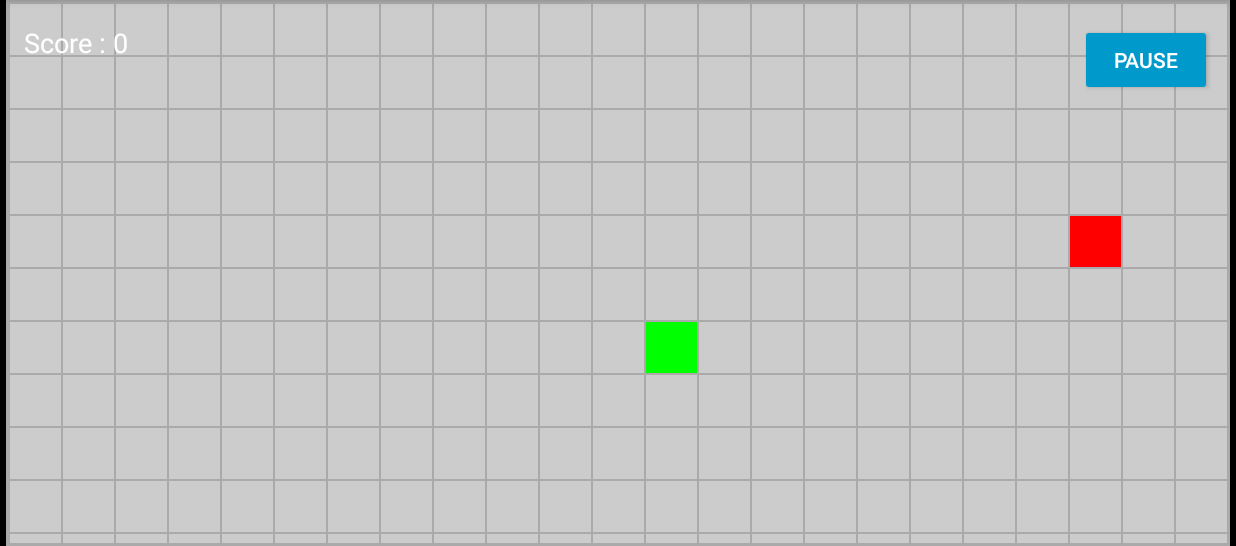
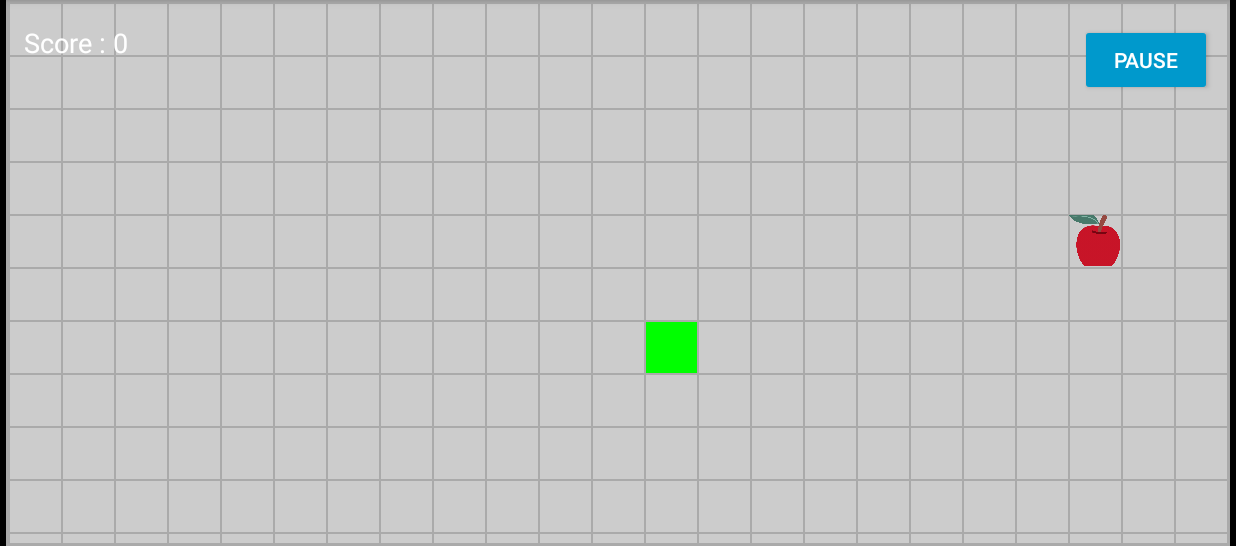
Before and after one commit to Ursanne-Salomon/salours_snake, an Android app built with Jetpack Compose: the screen it shows after launch (MainActivity), on a phone screen of 824 x 412 dp (held sideways), the part 72-618 px from its top. Run offline under Robolectric (Android 15) with nearby library versions, the phone set to English and light mode, and no system bars.

Commit message:
ajout d'une image de pomme pour remplacer le carrée rouge

```diff
--- a/app/src/main/java/com/example/snake/MainActivity.java
+++ b/app/src/main/java/com/example/snake/MainActivity.java
@@ -8,6 +8,7 @@ import android.hardware.SensorEventListener;
 import android.hardware.SensorManager;
 import android.os.Bundle;
 import android.widget.Button;
+import android.widget.ImageView;
 import android.widget.TextView;
 
 import androidx.appcompat.app.AppCompatActivity;
@@ -41,7 +42,8 @@ public class MainActivity extends AppCompatActivity implements SensorEventListen
 
     private int appleRow = -1; // Position de la pomme
     private int appleColumn = -1;
-    private TextView appleCell;
+
+    private ImageView appleCell;
 
     private Random random;
 
@@ -285,13 +287,20 @@ public class MainActivity extends AppCompatActivity implements SensorEventListen
     private void initializeApple() {
         GridLayout gridLayout = findViewById(R.id.grid_layout);
 
-        appleCell = new TextView(this);
-        appleCell.setBackgroundColor(Color.RED);
-        appleCell.setWidth(cellSize);
-        appleCell.setHeight(cellSize);
+        // On crée un ImageView à la place d'un TextView
+        appleCell = new ImageView(this);
+        appleCell.setImageResource(R.drawable.apple);
+        appleCell.setScaleType(ImageView.ScaleType.CENTER_CROP);
+
+        // On peut ajuster la taille via LayoutParams
+        GridLayout.LayoutParams appleParams = new GridLayout.LayoutParams();
+        appleParams.width = cellSize;
+        appleParams.height = cellSize;
+        appleCell.setLayoutParams(appleParams);
 
         spawnApple(gridLayout);
     }
+
 
     /**
      * Génère une nouvelle position pour la pomme.
@@ -302,17 +311,23 @@ public class MainActivity extends AppCompatActivity implements SensorEventListen
         appleRow = random.nextInt(rowCount);
         appleColumn = random.nextInt(columnCount);
 
+        // Créer les LayoutParams pour la position dans la grille
         GridLayout.LayoutParams appleParams = new GridLayout.LayoutParams();
         appleParams.rowSpec = GridLayout.spec(appleRow);
         appleParams.columnSpec = GridLayout.spec(appleColumn);
+        appleParams.width = cellSize;
+        appleParams.height = cellSize;
 
+        // Retirer l'ancienne vue si elle existe déjà
+        gridLayout.removeView(appleCell);
 
-        appleParams.setMargins(1, 1, 1, 1);
+        // Appliquer les params à l’ImageView
         appleCell.setLayoutParams(appleParams);
 
-        gridLayout.removeView(appleCell);
+        // Ajouter au GridLayout
         gridLayout.addView(appleCell);
     }
+
 
     /**
      * Initialise le capteur d'accéléromètre.
@@ -441,9 +456,11 @@ public class MainActivity extends AppCompatActivity implements SensorEventListen
     private void endGame() {
         isGameOver = true;
 
+        // Ajouter un fond gris en superposition
         GridLayout gridLayout = findViewById(R.id.grid_layout);
-        gridLayout.setBackgroundColor(Color.argb(150, 0, 0, 0));
+        gridLayout.setBackgroundColor(Color.argb(150, 0, 0, 0));  // Filtre gris semi-transparent
 
+        // Ajouter le texte "Vous avez perdu !" au centre de l'écran
         TextView gameOverText = new TextView(this);
         gameOverText.setText("Vous avez perdu !");
         gameOverText.setTextSize(30);
@@ -455,12 +472,9 @@ public class MainActivity extends AppCompatActivity implements SensorEventListen
         params.rowSpec = GridLayout.spec(GridLayout.UNDEFINED, 1f);
         params.columnSpec = GridLayout.spec(GridLayout.UNDEFINED, 1f);
         params.setMargins(10, 10, 10, 10);
+
         gameOverText.setLayoutParams(params);
-
         gridLayout.addView(gameOverText);
-
-        // Mettre le texte du bouton sur "Restart"
-        pauseButton.setText("Restart");
     }
 
     @Override
```
Also changed, not shown: app/src/main/res/drawable/apple.png (added).
